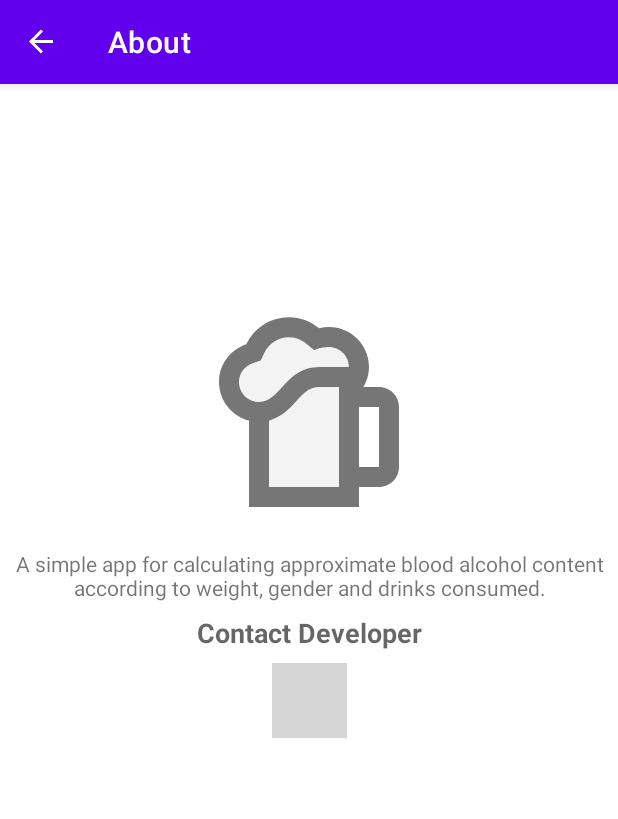
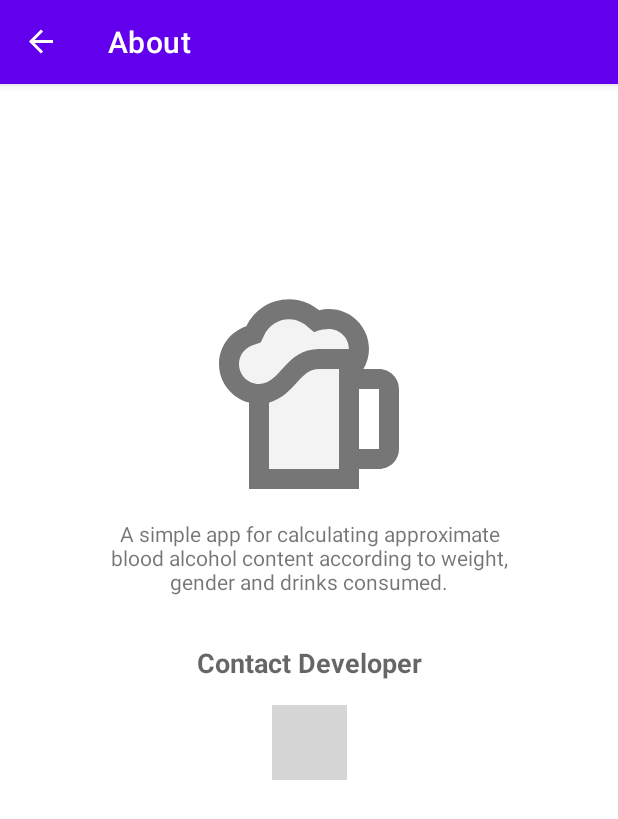
Before and after one commit to SameerShelarr/BloodAlcoholCalculator, an Android app: the AboutFragment screen opened through its navigation route, after a tap on an icon or button, on a phone screen of 412 x 824 dp. Shown: the top 819 px of the screen. Run offline under Robolectric (Android 15) with nearby library versions, the phone set to English and light mode, and no system bars; our stand-ins replace Dagger/Hilt's generated code, navigation-ui; 2 statements that could not run were skipped; grey boxes are pictures that could not be loaded.

Commit message:
Improvements in the about screen. And feedback email flow.

```diff
--- a/app/src/main/java/com/sameershelar/bloodalcoholcalculator/ui/AboutFragment.kt
+++ b/app/src/main/java/com/sameershelar/bloodalcoholcalculator/ui/AboutFragment.kt
@@ -10,6 +10,8 @@ import android.widget.Toast
 import androidx.fragment.app.Fragment
 import com.sameershelar.bloodalcoholcalculator.R
 import com.sameershelar.bloodalcoholcalculator.databinding.FragmentAboutBinding
+import java.lang.StringBuilder
+import java.net.URLEncoder
 
 class AboutFragment : Fragment() {
 
@@ -27,21 +29,16 @@ class AboutFragment : Fragment() {
 
         binding.apply {
             emailImageButton.setOnClickListener {
-                val intent = Intent(Intent.ACTION_SEND).apply {
-                    data = Uri.parse("mailto:")
-                    type = "text/plain"
-                    putExtra(Intent.EXTRA_EMAIL, arrayOf(getString(R.string.email_id_of_developer)))
-                    putExtra(Intent.EXTRA_SUBJECT, "Feedback for Blood Alcohol Calculator app")
-                }
-                if (intent.resolveActivity(requireActivity().packageManager) != null) {
-                    startActivity(intent)
-                } else {
-                    Toast.makeText(
-                        requireContext(),
-                        "No suitable application found, Cannot send email.",
-                        Toast.LENGTH_SHORT
-                    ).show()
-                }
+                val builder = StringBuilder(
+                    "mailto:" +
+                            Uri.encode(getString(R.string.email_id_of_developer))
+                )
+                builder.append(
+                    "?subject=" + getString(R.string.feedback_email_subject)
+                )
+                val uri = builder.toString()
+                val intent = Intent(Intent.ACTION_SENDTO, Uri.parse(uri))
+                startActivity(intent)
             }
 
         }
--- a/app/src/main/res/layout/fragment_about.xml
+++ b/app/src/main/res/layout/fragment_about.xml
@@ -28,7 +28,8 @@
             android:id="@+id/appCompatTextView2"
             android:layout_width="match_parent"
             android:layout_height="wrap_content"
-            android:layout_margin="8dp"
+            android:layout_marginStart="64dp"
+            android:layout_marginEnd="64dp"
             android:gravity="center"
             android:text="@string/about_text"
             app:layout_constraintEnd_toEndOf="parent"
@@ -39,7 +40,7 @@
             android:id="@+id/appCompatTextView3"
             android:layout_width="wrap_content"
             android:layout_height="wrap_content"
-            android:layout_margin="8dp"
+            android:layout_marginTop="32dp"
             android:text="@string/contact_developer"
             android:textAppearance="@style/TextAppearance.AppCompat.Medium"
             android:textStyle="bold"
@@ -52,7 +53,7 @@
             style="@style/Widget.MaterialComponents.Button.TextButton"
             android:layout_width="50dp"
             android:layout_height="50dp"
-            android:layout_margin="8dp"
+            android:layout_marginTop="16dp"
             android:background="?selectableItemBackgroundBorderless"
             android:src="@drawable/ic_mail"
             app:layout_constraintEnd_toEndOf="parent"
--- a/app/src/main/res/values/strings.xml
+++ b/app/src/main/res/values/strings.xml
@@ -37,4 +37,5 @@
     <string name="contact_developer">Contact Developer</string>
     <string name="email_id_of_developer">workingshelar@gmail.com</string>
     <string name="clear_all">Clear All</string>
+    <string name="feedback_email_subject">Feedback for Blood Alcohol Calculator app</string>
 </resources>
```
